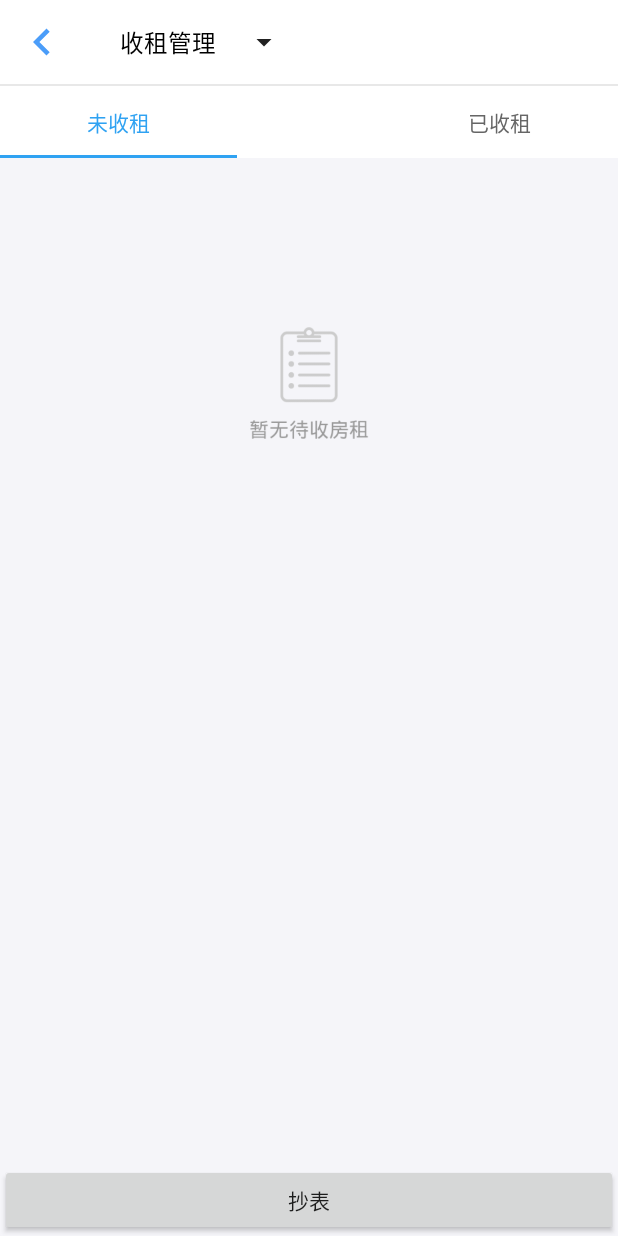
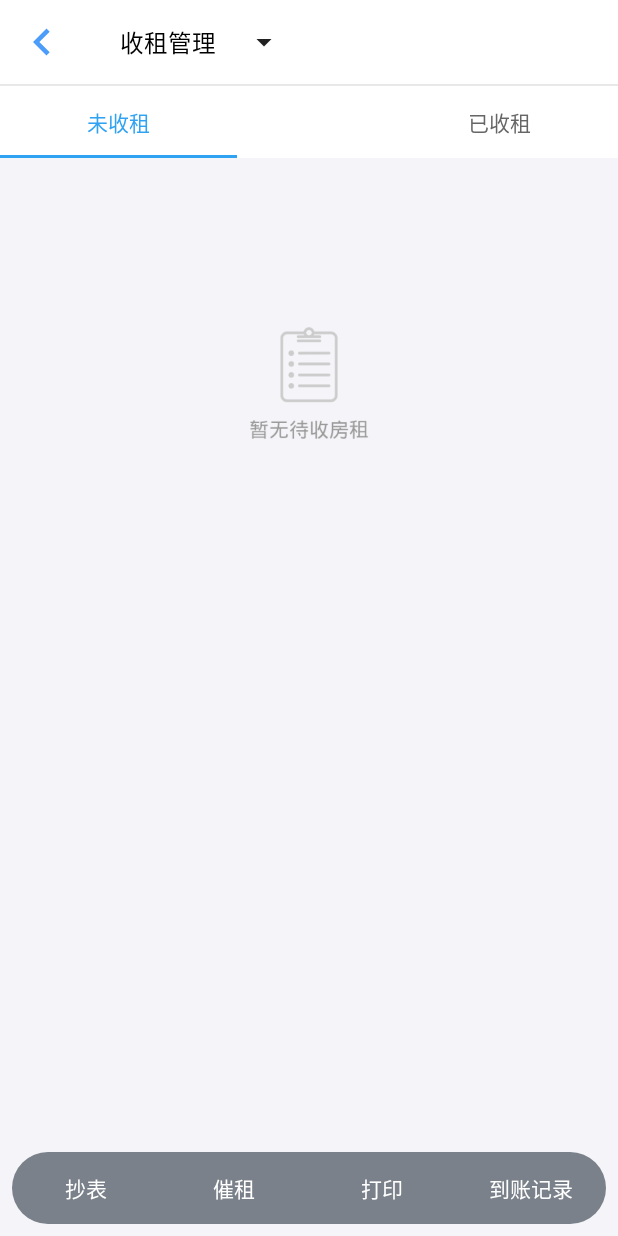
Before and after one commit to Suramire/MyApplication, an Android app: the GetRentsActivity screen opened directly, with no data from a screen before it, on a phone screen of 412 x 824 dp. Run offline under Robolectric (Android 15) with nearby library versions, the phone set to English and light mode, and no system bars; libraries missing offline, so code that uses them is left out: com.classic.adapter.

```diff
--- a/app/src/main/AndroidManifest.xml
+++ b/app/src/main/AndroidManifest.xml
@@ -1,7 +1,7 @@
 <?xml version="1.0" encoding="utf-8"?>
 <manifest xmlns:android="http://schemas.android.com/apk/res/android"
     package="com.suramire.myapplication">
-
+    <uses-permission android:name="android.permission.CAMERA" />
     <application
         android:allowBackup="true"
         android:icon="@drawable/icon"
--- a/app/src/main/java/com/suramire/myapplication/AmmeterActivity.java
+++ b/app/src/main/java/com/suramire/myapplication/AmmeterActivity.java
@@ -82,6 +82,7 @@ public class AmmeterActivity extends AppCompatActivity {
                         mAdapter.notifyDataSetChanged();
                     }
                 });
+                mAdapter.setSelectedItem(-1);//默认不选中任何项
             }
 
         }
--- a/app/src/main/java/com/suramire/myapplication/adapter/MyBaseAdapter2.java
+++ b/app/src/main/java/com/suramire/myapplication/adapter/MyBaseAdapter2.java
@@ -37,6 +37,7 @@ public class MyBaseAdapter2 extends BaseAdapter {
     public void setData(List<Ammeter> data) {
         for(Ammeter ammeter:data){
             Ammeter ammeter1 = new Ammeter(ammeter.getId(),ammeter.getRoomid(),ammeter.getCount());
+            ammeter1.setRoomName(ammeter.getRoomName());
             mData.add(ammeter1);
         }
     }
@@ -74,7 +75,7 @@ public class MyBaseAdapter2 extends BaseAdapter {
     @Override
     public View getView(final int i, View view, ViewGroup viewGroup) {
         if(view == null){
-            view = LayoutInflater.from(mContext).inflate(R.layout.item_list5, viewGroup, false);
+            view = LayoutInflater.from(mContext).inflate(R.layout.item_ammeter, viewGroup, false);
             viewHolder = new ViewHolder();
             viewHolder.mImageView = view.findViewById(R.id.imageView2);
             viewHolder.mTextView = view.findViewById(R.id.textView2);
@@ -127,7 +128,7 @@ public class MyBaseAdapter2 extends BaseAdapter {
 //                }
             });
 
-            viewHolder.mLinearLayout.setBackgroundColor(Color.YELLOW);
+            viewHolder.mLinearLayout.setBackgroundResource(R.drawable.bg_selected);
 
         }else{
             viewHolder.mTextView.setVisibility(View.VISIBLE);
--- /dev/null
+++ b/app/src/main/res/drawable/bg_bottom.xml
@@ -0,0 +1,6 @@
+<?xml version="1.0" encoding="utf-8"?>
+<shape  xmlns:android="http://schemas.android.com/apk/res/android">
+
+    <solid android:color="#7A818A"/>
+    <corners android:radius="50dp"/>
+</shape>
--- a/app/src/main/res/layout/activity_getrents.xml
+++ b/app/src/main/res/layout/activity_getrents.xml
@@ -10,6 +10,8 @@
         android:layout_width="match_parent"
         android:layout_height="wrap_content"
         android:layout_alignParentBottom="true"
+        android:layout_margin="8dp"
+        android:background="@drawable/bg_bottom"
         android:orientation="horizontal">
 
         <Button
@@ -17,7 +19,37 @@
             android:layout_width="wrap_content"
             android:layout_height="wrap_content"
             android:layout_weight="1"
-            android:text="抄表"/>
+            android:background="@null"
+            android:text="抄表"
+            android:textColor="#FFF"/>
+
+        <Button
+            android:id="@+id/button25"
+            android:layout_width="wrap_content"
+            android:layout_height="wrap_content"
+            android:layout_weight="1"
+            android:background="@null"
+            android:text="催租"
+            android:textColor="#FFF"/>
+
+        <Button
+            android:id="@+id/button24"
+            android:layout_width="wrap_content"
+            android:layout_height="wrap_content"
+            android:layout_weight="1"
+            android:background="@null"
+            android:text="打印"
+            android:textColor="#FFF"/>
+
+        <Button
+            android:id="@+id/button23"
+            android:layout_width="wrap_content"
+            android:layout_height="wrap_content"
+            android:layout_weight="1"
+            android:background="@null"
+            android:text="到账记录"
+            android:textColor="#FFF"/>
+
     </LinearLayout>
 
     <View
--- a/app/src/main/res/values/colors.xml
+++ b/app/src/main/res/values/colors.xml
@@ -4,4 +4,6 @@
     <color name="colorPrimaryDark">#303F9F</color>
     <color name="colorAccent">#FF4081</color>
     <color name="themeBlue">#FF4b9df9</color>
+    <color name="black">#000000</color>
+    <color name="keyboardBackground">#5A5C5F</color>
 </resources>
--- a/app/src/main/res/values/styles.xml
+++ b/app/src/main/res/values/styles.xml
@@ -16,6 +16,7 @@
 
     <style name="AppTheme" parent="Theme.AppCompat.Light">
         <!-- Customize your theme here. -->
+        <item name="alertDialogTheme">@style/AppTheme.Dialog.Alert</item>
         <item name="colorPrimary">#FFF</item>
         <item name="colorPrimaryDark">#000</item>
         <item name="colorAccent">#FFF</item>
@@ -25,7 +26,7 @@
 
 
     </style>
-
+    <style name="AppTheme.Dialog.Alert" parent="Theme.AppCompat.Light.Dialog.Alert"/>
     <style name="AppThemeWhiteActionBar" parent="Theme.AppCompat.Light.DarkActionBar">
         <!-- Customize your theme here. -->
         <item name="colorPrimary">#FFFFFF</item>
```
Also changed, not shown: app/src/main/java/com/suramire/myapplication/ManagementActivity.java (+6 -7 lines), app/src/main/java/com/suramire/myapplication/model/Ammeter.java (+8 -7 lines), app/src/main/java/com/suramire/myapplication/util/KeyUtils.java (+29 -0 lines), app/src/main/res/drawable/bg_selected.xml (added, +12 -0 lines), app/src/main/res/layout/activity_ammeter.xml (+61 -7 lines), app/src/main/res/layout/item_ammeter.xml (renamed from app/src/main/res/layout/item_list5.xml, +12 -7 lines), app/src/main/res/xml/keyboard.xml (+14 -11 lines), app/src/main/res/drawable/more2.png (added).
